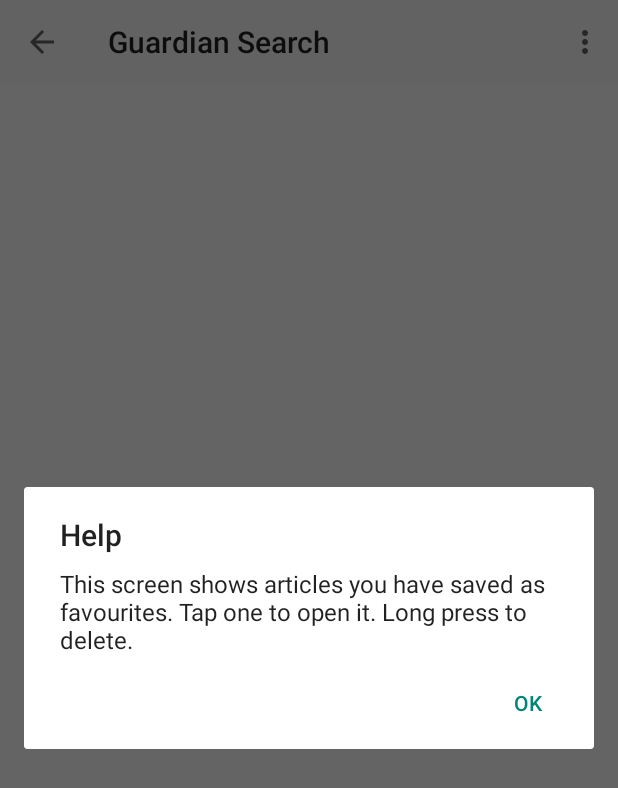
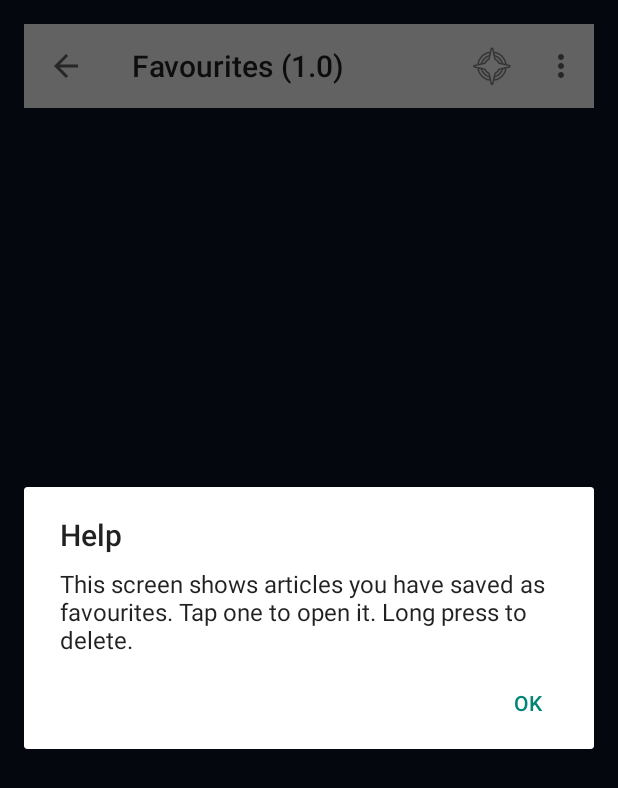
Before and after one commit to dbaimakov/guardianapp, an Android app built with Jetpack Compose: the FavouritesActivity screen opened directly, with no data from a screen before it, in the options menu, after a tap on "Help", on a phone screen of 412 x 824 dp. Shown: the top 788 px of the screen. Run offline under Robolectric (Android 15) with nearby library versions, the phone set to English and light mode, and no system bars.

Commit message:
WorkingVersion3

```diff
--- a/app/src/main/java/com/example/guardianapp/ui2/FavouritesActivity.java
+++ b/app/src/main/java/com/example/guardianapp/ui2/FavouritesActivity.java
@@ -1,9 +1,9 @@
 package com.example.guardianapp.ui2;
 
+import android.content.Intent;
 import android.os.Bundle;
 import android.view.Menu;
 import android.view.MenuItem;
-import android.view.View;
 import android.widget.ArrayAdapter;
 import android.widget.ListView;
 
@@ -11,6 +11,7 @@ import androidx.annotation.Nullable;
 import androidx.appcompat.app.AlertDialog;
 import androidx.appcompat.app.AppCompatActivity;
 
+import com.example.guardianapp.AppBuildConfig;
 import com.example.guardianapp.R;
 import com.example.guardianapp.data.GuardianDao;
 import com.example.guardianapp.model.Article;
@@ -18,7 +19,6 @@ import com.google.android.material.snackbar.Snackbar;
 
 import java.util.ArrayList;
 import java.util.List;
-
 
 public class FavouritesActivity extends AppCompatActivity {
 
@@ -35,17 +35,18 @@ public class FavouritesActivity extends AppCompatActivity {
         super.onCreate(savedInstanceState);
         setContentView(R.layout.activity_favourites);
 
-        // Toolbar back button
         androidx.appcompat.widget.Toolbar toolbar = findViewById(R.id.toolbarFavourites);
         setSupportActionBar(toolbar);
-        getSupportActionBar().setDisplayHomeAsUpEnabled(true);
+        if (getSupportActionBar() != null) {
+            String title = getString(R.string.title_favourites_with_version, AppBuildConfig.VERSION_NAME);
+            getSupportActionBar().setTitle(title);
+            getSupportActionBar().setDisplayHomeAsUpEnabled(true);
+        }
 
         guardianDao = new GuardianDao(this);
         listView = findViewById(R.id.listViewFavourites);
 
-        adapter = new ArrayAdapter<>(this,
-                android.R.layout.simple_list_item_1,
-                favourites);
+        adapter = new ArrayAdapter<>(this, R.layout.list_item_article, R.id.textTitle, favourites);
         listView.setAdapter(adapter);
 
         listView.setOnItemClickListener((parent, view, position, id) -> {
@@ -53,7 +54,6 @@ public class FavouritesActivity extends AppCompatActivity {
             DetailActivity.start(FavouritesActivity.this, article);
         });
 
-        // Long press to delete with Snackbar
         listView.setOnItemLongClickListener((parent, view, position, id) -> {
             lastDeleted = favourites.get(position);
             lastDeletedPosition = position;
@@ -83,7 +83,6 @@ public class FavouritesActivity extends AppCompatActivity {
         adapter.notifyDataSetChanged();
     }
 
-    // toolbar back arrow + help menu
     @Override
     public boolean onCreateOptionsMenu(Menu menu) {
         getMenuInflater().inflate(R.menu.menu_help, menu);
@@ -92,10 +91,16 @@ public class FavouritesActivity extends AppCompatActivity {
 
     @Override
     public boolean onOptionsItemSelected(MenuItem item) {
-        if (item.getItemId() == android.R.id.home) {
-            finish(); // back/home
+        int id = item.getItemId();
+        if (id == android.R.id.home) {
+            finish();
             return true;
-        } else if (item.getItemId() == R.id.action_help) {
+        } else if (id == R.id.action_home) {
+            Intent intent = new Intent(this, SearchActivity.class);
+            intent.addFlags(Intent.FLAG_ACTIVITY_CLEAR_TOP);
+            startActivity(intent);
+            return true;
+        } else if (id == R.id.action_help) {
             new AlertDialog.Builder(this)
                     .setTitle(R.string.help_title)
                     .setMessage(R.string.help_message_favourites)
--- a/app/src/main/java/com/example/guardianapp/ui2/SearchFragment.java
+++ b/app/src/main/java/com/example/guardianapp/ui2/SearchFragment.java
@@ -1,5 +1,7 @@
 package com.example.guardianapp.ui2;
 
+import android.content.Context;
+import android.content.SharedPreferences;
 import android.os.AsyncTask;
 import android.os.Bundle;
 import android.text.TextUtils;
@@ -31,15 +33,13 @@ import java.net.URL;
 import java.net.URLEncoder;
 import java.util.ArrayList;
 import java.util.List;
-import android.content.Context;
-import android.content.SharedPreferences;
-
-
 
 public class SearchFragment extends Fragment {
 
     private static final String API_KEY = "157d021a-30c4-4c6c-beff-7aa06ffde2fb";
     private static final String BASE_URL = "https://content.guardianapis.com/search?api-key=";
+    private static final String PREFS_NAME = "guardian_prefs";
+    private static final String KEY_LAST_QUERY = "last_query";
 
     private EditText editTextSearch;
     private Button buttonSearch;
@@ -54,7 +54,6 @@ public class SearchFragment extends Fragment {
     public View onCreateView(@NonNull LayoutInflater inflater,
                              @Nullable ViewGroup container,
                              @Nullable Bundle savedInstanceState) {
-
         View view = inflater.inflate(R.layout.fragment_search, container, false);
 
         editTextSearch = view.findViewById(R.id.editTextSearch);
@@ -62,11 +61,11 @@ public class SearchFragment extends Fragment {
         progressBar = view.findViewById(R.id.progressBar);
         listViewResults = view.findViewById(R.id.listViewResults);
 
-        adapter = new ArrayAdapter<>(
-                inflater.getContext(),                 // safe context
-                android.R.layout.simple_list_item_1,
-                articles
-        );
+        SharedPreferences prefs = requireContext().getSharedPreferences(PREFS_NAME, Context.MODE_PRIVATE);
+        String lastQuery = prefs.getString(KEY_LAST_QUERY, "");
+        editTextSearch.setText(lastQuery);
+
+        adapter = new ArrayAdapter<>(inflater.getContext(), R.layout.list_item_article, R.id.textTitle, articles);
         listViewResults.setAdapter(adapter);
 
         buttonSearch.setOnClickListener(v -> onSearchClicked());
@@ -82,11 +81,12 @@ public class SearchFragment extends Fragment {
     private void onSearchClicked() {
         String query = editTextSearch.getText().toString().trim();
         if (TextUtils.isEmpty(query)) {
-            Toast.makeText(requireContext(),
-                    R.string.toast_empty_search,
-                    Toast.LENGTH_SHORT).show();
+            Toast.makeText(requireContext(), R.string.toast_empty_search, Toast.LENGTH_SHORT).show();
             return;
         }
+
+        SharedPreferences prefs = requireContext().getSharedPreferences(PREFS_NAME, Context.MODE_PRIVATE);
+        prefs.edit().putString(KEY_LAST_QUERY, query).apply();
 
         String urlString;
         try {
@@ -137,23 +137,25 @@ public class SearchFragment extends Fragment {
 
                 for (int i = 0; i < results.length(); i++) {
                     JSONObject obj = results.getJSONObject(i);
-
                     String title = obj.getString("webTitle");
                     String urlArticle = obj.getString("webUrl");
                     String section = obj.optString("sectionName", "Unknown");
                     String pubDate = obj.optString("webPublicationDate", "");
-
                     Article article = new Article(title, urlArticle, section, pubDate);
                     result.add(article);
                 }
-
             } catch (Exception e) {
                 e.printStackTrace();
             } finally {
                 try {
-                    if (reader != null) reader.close();
-                } catch (Exception ignored) {}
-                if (connection != null) connection.disconnect();
+                    if (reader != null) {
+                        reader.close();
+                    }
+                } catch (Exception ignored) {
+                }
+                if (connection != null) {
+                    connection.disconnect();
+                }
             }
 
             return result;
@@ -162,17 +164,16 @@ public class SearchFragment extends Fragment {
         @Override
         protected void onPostExecute(List<Article> result) {
             progressBar.setVisibility(View.GONE);
-            if (!isAdded()) return;  // fragment detached, avoid crash
-
+            if (!isAdded()) {
+                return;
+            }
             articles.clear();
             if (result != null && !result.isEmpty()) {
                 articles.addAll(result);
                 adapter.notifyDataSetChanged();
             } else {
                 adapter.notifyDataSetChanged();
-                Toast.makeText(requireContext(),
-                        R.string.error_loading,
-                        Toast.LENGTH_LONG).show();
+                Toast.makeText(requireContext(), R.string.error_loading, Toast.LENGTH_LONG).show();
             }
         }
     }
--- /dev/null
+++ b/app/src/main/res/color/nav_item_icon_tint.xml
@@ -0,0 +1,5 @@
+<?xml version="1.0" encoding="utf-8"?>
+<selector xmlns:android="http://schemas.android.com/apk/res/android">
+    <item android:color="@color/colorAccent" android:state_checked="true" />
+    <item android:color="@color/text_primary" />
+</selector>
--- /dev/null
+++ b/app/src/main/res/color/nav_item_text_color.xml
@@ -0,0 +1,5 @@
+<?xml version="1.0" encoding="utf-8"?>
+<selector xmlns:android="http://schemas.android.com/apk/res/android">
+    <item android:color="@color/colorAccent" android:state_checked="true" />
+    <item android:color="@color/text_primary" />
+</selector>
--- a/app/src/main/res/layout/activity_favourites.xml
+++ b/app/src/main/res/layout/activity_favourites.xml
@@ -1,8 +1,11 @@
 <?xml version="1.0" encoding="utf-8"?>
 <LinearLayout xmlns:android="http://schemas.android.com/apk/res/android"
+    android:id="@+id/layout_search"
+    android:layout_width="match_parent"
+    android:layout_height="match_parent"
     android:orientation="vertical"
-    android:layout_width="match_parent"
-    android:layout_height="match_parent">
+    android:padding="16dp"
+    android:background="@color/bg_main">
 
     <androidx.appcompat.widget.Toolbar
         android:id="@+id/toolbarFavourites"
--- a/app/src/main/res/menu/menu_help.xml
+++ b/app/src/main/res/menu/menu_help.xml
@@ -1,7 +1,13 @@
 <?xml version="1.0" encoding="utf-8"?>
-<menu xmlns:android="http://schemas.android.com/apk/res/android">
+<menu xmlns:android="http://schemas.android.com/apk/res/android"
+    xmlns:app="http://schemas.android.com/apk/res-auto">
+    <item
+        android:id="@+id/action_home"
+        android:icon="@android:drawable/ic_menu_compass"
+        android:title="@string/home"
+        app:showAsAction="ifRoom" />
     <item
         android:id="@+id/action_help"
         android:title="@string/help_menu"
-        android:showAsAction="never" />
+        app:showAsAction="never" />
 </menu>
--- a/app/src/main/res/values/colors.xml
+++ b/app/src/main/res/values/colors.xml
@@ -1,10 +1,17 @@
+<?xml version="1.0" encoding="utf-8"?>
 <resources>
-    <color name="colorPrimary">#1565C0</color>
-    <color name="colorPrimaryDark">#0D47A1</color>
-    <color name="colorAccent">#00BFA5</color>
 
-    <color name="colorBackground">#2541E6</color>
-    <color name="colorSurface">#C8821B</color>
-    <color name="colorOnPrimary">#3E9CE7</color>
-    <color name="colorOnSecondary">#4CAF50</color>
+    <color name="colorPrimary">#0f172a</color>
+    <color name="colorPrimaryDark">#050a17</color>
+    <color name="colorAccent">#22c55e</color>
+
+    <color name="colorBackground">#0b1220</color>
+
+
+    <color name="bg_main">#0b1220</color>
+    <color name="bg_card">#111827</color>
+
+
+    <color name="text_primary">#e5e7eb</color>
+    <color name="text_muted">#94a3b8</color>
 </resources>
--- a/app/src/main/res/values/strings.xml
+++ b/app/src/main/res/values/strings.xml
@@ -1,10 +1,7 @@
 <?xml version="1.0" encoding="utf-8"?>
 <resources>
-
-    <!-- App name -->
     <string name="app_name">Guardian Search</string>
 
-    <!-- Search screen -->
     <string name="search_hint">Enter search term</string>
     <string name="search_button">Search</string>
     <string name="toast_empty_search">Please enter a search term</string>
@@ -17,45 +14,28 @@
     <string name="snackbar_undo">UNDO</string>
     <string name="section_format">Section: %1$s</string>
 
-    <!-- Navigation drawer -->
     <string name="nav_search">Search</string>
     <string name="nav_favourites">Favourites</string>
     <string name="nav_about">About</string>
     <string name="drawer_open">Open navigation</string>
     <string name="drawer_close">Close navigation</string>
 
-    <!-- Titles with version -->
     <string name="title_search_with_version">Search (%1$s)</string>
     <string name="title_favourites_with_version">Favourites (%1$s)</string>
     <string name="title_about_with_version">About (%1$s)</string>
+    <string name="title_detail_with_version">Article (%1$s)</string>
 
-    <!-- Version -->
     <string name="version_format">Version %1$s</string>
     <string name="version_placeholder">Version</string>
 
-    <!-- Help menu / dialogs -->
     <string name="help_menu">Help</string>
     <string name="help_title">Help</string>
+    <string name="help_message_search">Enter a keyword and press Search to load Guardian articles. Tap an item to see detals.</string>
+    <string name="help_message_favourites">This screen shows articles you have saved as favourites. Tap one to open it. Long press to delete.</string>
+    <string name="help_message_detail">This screen shows details for the selected article. Use the buttons to open it in the browser or save it.</string>
+    <string name="help_message_about">This screen shows information about the app.</string>
 
-    <string name="help_message_search">
-        Enter a keyword and press Search to load Guardian articles. Tap an item to see details.
-    </string>
+    <string name="about_text">Guardian Search is an App by Dmitriy Baimakov that uses The Guardian API to search and save news articles.</string>
 
-    <string name="help_message_favourites">
-        This screen shows articles you have saved as favourites. Tap one to open it. Long press to delete.
-    </string>
-
-    <string name="help_message_detail">
-        This screen shows details for the selected article. Use the buttons to open it in the browser or save it.
-    </string>
-
-    <string name="help_message_about">
-        This screen shows information about the app.
-    </string>
-
-    <!-- About text -->
-    <string name="about_text">
-        Guardian Search is a student project that uses The Guardian API to search and save news articles.
-    </string>
-
+    <string name="home">Home</string>
 </resources>
--- a/app/src/main/res/values/themes.xml
+++ b/app/src/main/res/values/themes.xml
@@ -5,6 +5,10 @@
         <item name="colorPrimary">@color/colorPrimary</item>
         <item name="colorPrimaryDark">@color/colorPrimaryDark</item>
         <item name="colorAccent">@color/colorAccent</item>
+
+        <item name="android:windowBackground">@color/bg_main</item>
+        <item name="android:textColorPrimary">@color/text_primary</item>
+        <item name="android:textColorSecondary">@color/text_muted</item>
 
         <item name="android:statusBarColor">@color/colorPrimaryDark</item>
         <item name="android:navigationBarColor">@color/colorPrimaryDark</item>
```
Also changed, not shown: app/src/main/java/com/example/guardianapp/ui2/AboutActivity.java (+11 -7 lines), app/src/main/java/com/example/guardianapp/ui2/DetailActivity.java (+12 -15 lines), app/src/main/java/com/example/guardianapp/ui2/SearchActivity.java (+9 -15 lines), app/src/main/res/layout/activity_about.xml (+19 -1 lines), app/src/main/res/layout/activity_detail.xml (+22 -2 lines), app/src/main/res/layout/activity_search.xml (+8 -5 lines), app/src/main/res/layout/fragment_search.xml (+5 -3 lines), app/src/main/res/layout/list_item_article.xml (added, +19 -0 lines).
